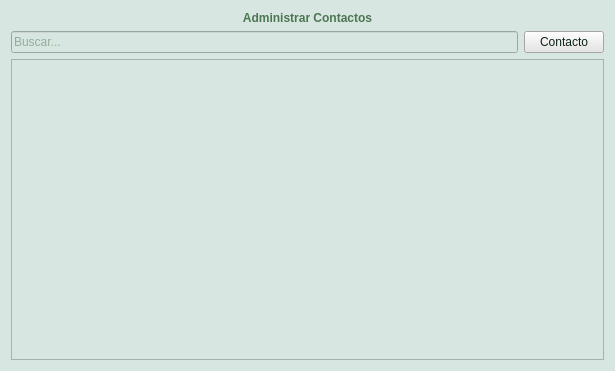
First picture: the form in client_fva/ui/ui_elements/managecontacts.ui, repository luisza/dfva_client, before the edit.
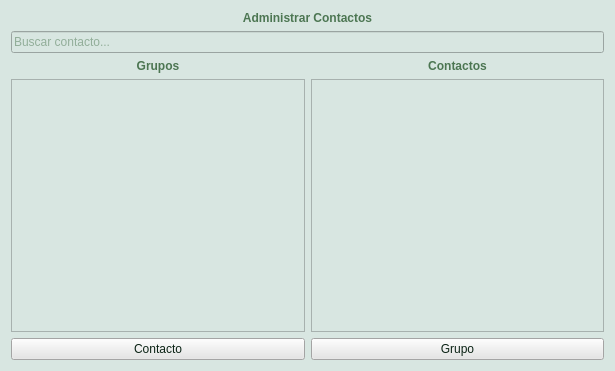
Second picture: the form after the edit. Icons and pictures are not drawn.

Commit message: Make some changes in the distrubution of manage contacts ui, delete manage groups since we dont need it anymore.  Create script to create database (v1 with users, contacts and groups tables).  Other minor changes around and checks.

```diff
--- a/client_fva/ui/ui_elements/managecontacts.ui
+++ b/client_fva/ui/ui_elements/managecontacts.ui
@@ -18,30 +18,72 @@
 background-color:rgb(216, 230, 225);</string>
   </property>
   <layout class="QGridLayout" name="manageContactsLayout">
-   <item row="1" column="0">
+   <item row="3" column="1">
+    <widget class="QTableView" name="contactsTableView"/>
+   </item>
+   <item row="4" column="1">
+    <widget class="QPushButton" name="addGroup">
+     <property name="layoutDirection">
+      <enum>Qt::LeftToRight</enum>
+     </property>
+     <property name="styleSheet">
+      <string notr="true">color: rgb(11, 35, 21);
+background-color: rgb(229, 229, 229);</string>
+     </property>
+     <property name="text">
+      <string>Grupo</string>
+     </property>
+     <property name="icon">
+      <iconset resource="resources.qrc">
+       <normaloff>:/images/add.png</normaloff>:/images/add.png</iconset>
+     </property>
+    </widget>
+   </item>
+   <item row="1" column="0" colspan="2">
     <widget class="QLineEdit" name="searchContact">
      <property name="placeholderText">
-      <string>Buscar...</string>
+      <string>Buscar contacto...</string>
      </property>
     </widget>
    </item>
-   <item row="1" column="1">
-    <widget class="QPushButton" name="addContact">
+   <item row="2" column="1">
+    <widget class="QLabel" name="titleLabel_4">
      <property name="styleSheet">
-      <string notr="true">color: rgb(11, 35, 21);
-background-color: rgb(229, 229, 229);</string>
+      <string notr="true">font: bold;</string>
      </property>
      <property name="text">
-      <string>Contacto</string>
+      <string>Contactos</string>
      </property>
      <property name="icon">
       <iconset resource="resources.qrc">
        <normaloff>:/images/add.png</normaloff>:/images/add.png</iconset>
      </property>
+     <property name="alignment">
+      <set>Qt::AlignCenter</set>
+     </property>
+     <property name="wordWrap">
+      <bool>true</bool>
+     </property>
     </widget>
    </item>
-   <item row="2" column="0" colspan="2">
-    <widget class="QTableView" name="contactsTableView"/>
+   <item row="2" column="0">
+    <widget class="QLabel" name="titleLabel_3">
+     <property name="styleSheet">
+      <string notr="true">font: bold;</string>
+     </property>
+     <property name="text">
+      <string>Grupos</string>
+     </property>
+     <property name="scaledContents">
+      <bool>true</bool>
+     </property>
+     <property name="alignment">
+      <set>Qt::AlignCenter</set>
+     </property>
+     <property name="wordWrap">
+      <bool>true</bool>
+     </property>
+    </widget>
    </item>
    <item row="0" column="0" colspan="2">
     <widget class="QLabel" name="titleLabel">
@@ -62,6 +104,24 @@
      </property>
     </widget>
    </item>
+   <item row="4" column="0">
+    <widget class="QPushButton" name="addContact">
+     <property name="styleSheet">
+      <string notr="true">color: rgb(11, 35, 21);
+background-color: rgb(229, 229, 229);</string>
+     </property>
+     <property name="text">
+      <string>Contacto</string>
+     </property>
+     <property name="icon">
+      <iconset resource="resources.qrc">
+       <normaloff>:/images/add.png</normaloff>:/images/add.png</iconset>
+     </property>
+    </widget>
+   </item>
+   <item row="3" column="0">
+    <widget class="QTableView" name="groupsTableView"/>
+   </item>
   </layout>
  </widget>
  <resources>
```
Left out of the diff: 7 changed lines with no effect on the pictures. The commit also changes 11 other files.
